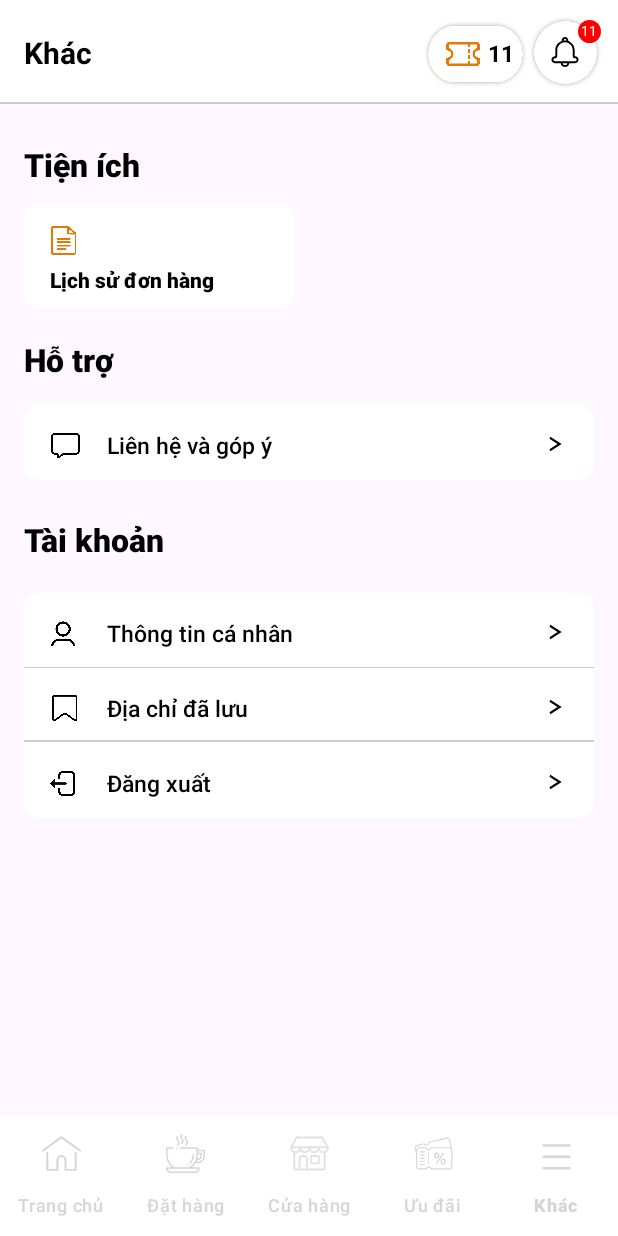
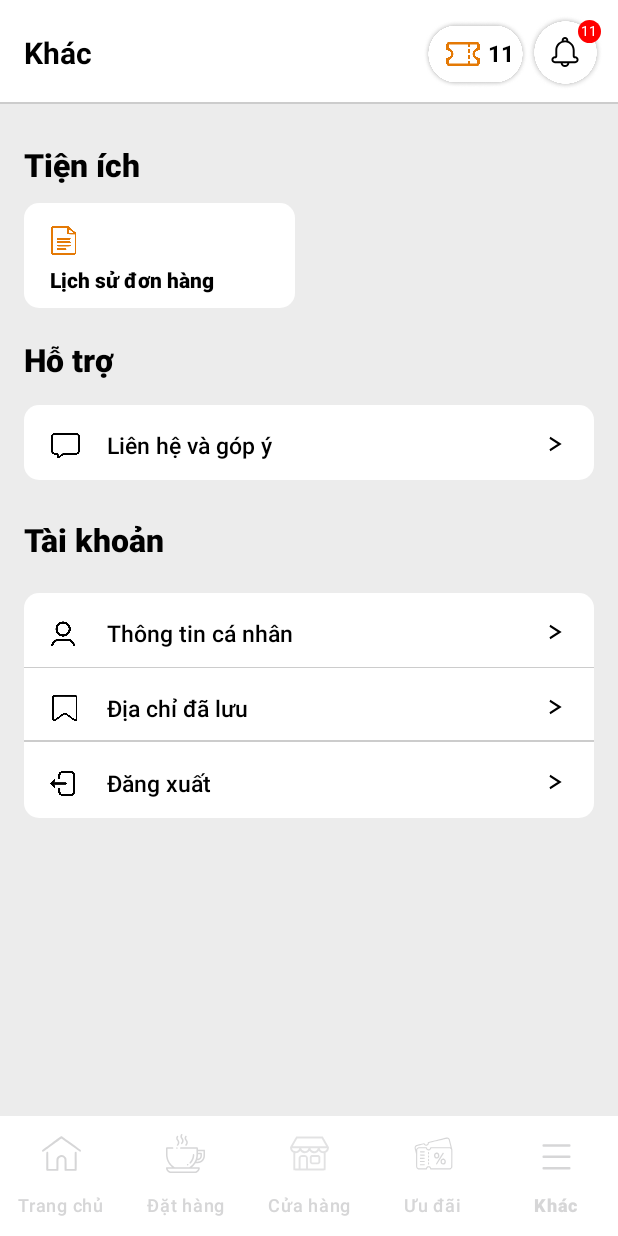
Before and after one commit to bichsonnhat/HachikoCoffee, an Android app: the screen it shows after launch (MainActivity), item 5 of the bottom bar chosen, on a phone screen of 412 x 824 dp. Run offline under Robolectric (Android 15) with nearby library versions, the phone set to English and light mode, and no system bars; our stand-ins replace Firebase (no records; nobody signed in at launch, a user with empty details on screens opened directly), data binding; libraries missing offline, so code that uses them is left out: me.relex.circleindicator; pictures from the network do not load; 3 statements that could not run were skipped.

Commit message:
update manifest and fix theme fragment other

```diff
--- a/app/src/main/res/layout/fragment_other.xml
+++ b/app/src/main/res/layout/fragment_other.xml
@@ -2,11 +2,12 @@
 <layout xmlns:android="http://schemas.android.com/apk/res/android"
     xmlns:app="http://schemas.android.com/apk/res-auto"
     xmlns:tools="http://schemas.android.com/tools"
-    tools:context=".Activity.MainActivity" >
+    tools:context=".Activity.MainActivity">
 
     <RelativeLayout
         android:layout_width="match_parent"
-        android:layout_height="match_parent">
+        android:layout_height="match_parent"
+        android:background="#ECECEC">
 
         <View
             android:id="@+id/first"
@@ -17,8 +18,8 @@
         <View
             android:layout_width="match_parent"
             android:layout_height="1dp"
-            android:background="#CCCCCC"
-            android:layout_marginTop="68dp" />
+            android:layout_marginTop="68dp"
+            android:background="#CCCCCC" />
 
         <TextView
             android:id="@+id/nameTab"
@@ -34,138 +35,140 @@
         <RelativeLayout
             android:layout_width="50dp"
             android:layout_height="50dp"
+            android:layout_alignParentRight="true"
             android:layout_marginTop="10dp"
-            android:layout_alignParentRight="true"
             android:layout_marginRight="10dp">
 
             <Button
-                app:backgroundTint="@null"
                 android:layout_width="match_parent"
                 android:layout_height="match_parent"
-                android:background="@drawable/bg_ic_notification"/>
+                android:background="@drawable/bg_ic_notification"
+                app:backgroundTint="@null" />
 
             <ImageView
                 android:id="@+id/notiBtn_icon"
                 android:layout_width="20dp"
                 android:layout_height="20dp"
+                android:layout_centerInParent="true"
                 android:layout_gravity="center"
                 android:src="@drawable/ic_notification"
                 app:layout_constraintBottom_toBottomOf="parent"
                 app:layout_constraintEnd_toEndOf="parent"
                 app:layout_constraintHorizontal_bias="0.285"
                 app:layout_constraintStart_toStartOf="parent"
-                app:layout_constraintTop_toTopOf="parent"
-                android:layout_centerInParent="true" />
+                app:layout_constraintTop_toTopOf="parent" />
         </RelativeLayout>
 
         <RelativeLayout
             android:layout_width="50dp"
             android:layout_height="50dp"
+            android:layout_alignParentRight="true"
             android:layout_marginTop="10dp"
-            android:layout_alignParentRight="true"
             android:layout_marginRight="10dp">
 
             <ImageView
                 android:layout_width="15dp"
                 android:layout_height="15dp"
+                android:layout_marginLeft="33dp"
                 android:layout_marginTop="3dp"
-                android:layout_marginLeft="33dp"
-                android:background="@drawable/bg_notification"/>
+                android:background="@drawable/bg_notification" />
 
             <TextView
+                android:id="@+id/notBtn_cntFinal"
                 android:layout_width="wrap_content"
                 android:layout_height="wrap_content"
+                android:layout_marginLeft="35dp"
                 android:layout_marginTop="4dp"
-            android:layout_marginLeft="35dp"
-            android:id="@+id/notBtn_cntFinal"
                 android:text="11"
                 android:textColor="@color/white"
-            android:textSize="9sp"/>
+                android:textSize="9sp" />
         </RelativeLayout>
 
         <RelativeLayout
             android:layout_width="70dp"
             android:layout_height="45dp"
+            android:layout_alignParentRight="true"
             android:layout_marginTop="13dp"
-            android:layout_alignParentRight="true"
             android:layout_marginRight="60dp">
 
             <Button
-                app:backgroundTint="@null"
                 android:layout_width="match_parent"
                 android:layout_height="match_parent"
-                android:background="@drawable/bg_ic_voucher"/>
+                android:background="@drawable/bg_ic_voucher"
+                app:backgroundTint="@null" />
+
             <ImageView
                 android:layout_width="25dp"
                 android:layout_height="25dp"
+                android:layout_marginLeft="14dp"
                 android:layout_marginTop="10dp"
-                android:layout_marginLeft="14dp"
                 android:src="@drawable/ic_coupon" />
 
             <TextView
                 android:id="@+id/voucherBtn_count"
                 android:layout_width="wrap_content"
                 android:layout_height="wrap_content"
+                android:layout_marginLeft="43dp"
                 android:layout_marginTop="11dp"
-                android:layout_marginLeft="43dp"
                 android:text="11"
+                android:textColor="@color/black"
                 android:textSize="15sp"
-                android:textColor="@color/black"
-                android:textStyle="bold"/>
+                android:textStyle="bold" />
         </RelativeLayout>
 
         <TextView
             android:layout_width="wrap_content"
             android:layout_height="wrap_content"
+            android:layout_marginLeft="16dp"
             android:layout_marginTop="95dp"
-            android:layout_marginLeft="16dp"
+            android:fontFamily="sans-serif-medium"
             android:text="Tiện ích"
-            android:fontFamily="sans-serif-medium"
+            android:textColor="@color/black"
             android:textSize="21sp"
-            android:textColor="@color/black"
             android:textStyle="bold" />
 
         <RelativeLayout
             android:layout_width="match_parent"
             android:layout_height="70dp"
+            android:layout_marginLeft="16dp"
             android:layout_marginTop="135dp"
-            android:layout_marginLeft="16dp"
             android:layout_marginRight="215dp">
 
             <Button
-                app:backgroundTint="@null"
                 android:layout_width="match_parent"
                 android:layout_height="match_parent"
-                android:background="@drawable/rounded4_rectangle"/>
+                android:background="@drawable/rounded4_rectangle"
+                app:backgroundTint="@null" />
+
             <ImageView
                 android:layout_width="17dp"
                 android:layout_height="19dp"
+                android:layout_marginLeft="17dp"
                 android:layout_marginTop="15dp"
-                android:layout_marginLeft="17dp"
-                android:background="@drawable/ic_orderhistory"/>
+                android:background="@drawable/ic_orderhistory" />
 
             <TextView
                 android:layout_width="wrap_content"
                 android:layout_height="wrap_content"
+                android:layout_marginLeft="17dp"
                 android:layout_marginTop="41dp"
-                android:layout_marginLeft="17dp"
+                android:fontFamily="sans-serif-medium"
                 android:text="Lịch sử đơn hàng"
-                android:fontFamily="sans-serif-medium"
+                android:textColor="@color/black"
                 android:textSize="14sp"
-                android:textColor="@color/black"
-                android:textStyle="bold"/>
+                android:textStyle="bold" />
 
         </RelativeLayout>
 
         <TextView
             android:layout_width="wrap_content"
             android:layout_height="wrap_content"
+            android:layout_marginLeft="16dp"
             android:layout_marginTop="225dp"
-        android:layout_marginLeft="16dp"
+            android:fontFamily="sans-serif-medium"
             android:text="Hỗ trợ"
-        android:fontFamily="sans-serif-medium"
+            android:textColor="@color/black"
             android:textSize="21sp"
-        android:textColor="@color/black"
             android:textStyle="bold" />
 
         <RelativeLayout
@@ -176,48 +179,48 @@
             android:paddingRight="16dp">
 
             <Button
-                app:backgroundTint="@null"
                 android:layout_width="match_parent"
                 android:layout_height="match_parent"
-                android:background="@drawable/rounded4_rectangle"/>
+                android:background="@drawable/rounded4_rectangle"
+                app:backgroundTint="@null" />
 
             <ImageView
                 android:layout_width="19dp"
                 android:layout_height="17dp"
+                android:layout_marginLeft="18dp"
                 android:layout_marginTop="18dp"
-                android:layout_marginLeft="18dp"
-                android:background="@drawable/ic_comment"/>
+                android:background="@drawable/ic_comment" />
 
 
             <TextView
                 android:layout_width="wrap_content"
                 android:layout_height="wrap_content"
+                android:layout_marginLeft="55dp"
                 android:layout_marginTop="16dp"
-                android:layout_marginLeft="55dp"
+                android:fontFamily="sans-serif-medium"
                 android:text="Liên hệ và góp ý"
-                android:fontFamily="sans-serif-medium"
-                android:textSize="15sp"
-                android:textColor="@color/black" />
+                android:textColor="@color/black"
+                android:textSize="15sp" />
 
             <ImageView
                 android:layout_width="15dp"
                 android:layout_height="20dp"
+                android:layout_alignParentRight="true"
                 android:layout_marginTop="16dp"
-                android:layout_alignParentRight="true"
                 android:layout_marginRight="15dp"
-                android:background="@drawable/arrow_right"/>
+                android:background="@drawable/arrow_right" />
 
         </RelativeLayout>
 
         <TextView
             android:layout_width="wrap_content"
             android:layout_height="wrap_content"
+            android:layout_marginLeft="16dp"
             android:layout_marginTop="345dp"
-        android:layout_marginLeft="16dp"
+            android:fontFamily="sans-serif-medium"
             android:text="Tài khoản"
-        android:fontFamily="sans-serif-medium"
+            android:textColor="@color/black"
             android:textSize="21sp"
-        android:textColor="@color/black"
             android:textStyle="bold" />
 
         <RelativeLayout
@@ -232,36 +235,36 @@
                 android:layout_height="50dp">
 
                 <Button
-                    app:backgroundTint="@null"
                     android:layout_width="match_parent"
                     android:layout_height="match_parent"
-                    android:background="@drawable/roundedtop_rectangle"/>
+                    android:background="@drawable/roundedtop_rectangle"
+                    app:backgroundTint="@null" />
 
                 <ImageView
                     android:layout_width="16dp"
                     android:layout_height="17dp"
+                    android:layout_marginLeft="18dp"
                     android:layout_marginTop="18dp"
-                    android:layout_marginLeft="18dp"
-                    android:background="@drawable/ic_info"/>
+                    android:background="@drawable/ic_info" />
 
 
                 <TextView
                     android:layout_width="wrap_content"
                     android:layout_height="wrap_content"
+                    android:layout_marginLeft="55dp"
                     android:layout_marginTop="16dp"
-                    android:layout_marginLeft="55dp"
+                    android:fontFamily="sans-serif-medium"
                     android:text="Thông tin cá nhân"
-                    android:fontFamily="sans-serif-medium"
-                    android:textSize="15sp"
-                    android:textColor="@color/black" />
+                    android:textColor="@color/black"
+                    android:textSize="15sp" />
 
                 <ImageView
                     android:layout_width="15dp"
                     android:layout_height="20dp"
+                    android:layout_alignParentRight="true"
                     android:layout_marginTop="16dp"
-                    android:layout_alignParentRight="true"
                     android:layout_marginRight="15dp"
-                    android:background="@drawable/arrow_right"/>
+                    android:background="@drawable/arrow_right" />
 
                 <View
                     android:layout_width="match_parent"
@@ -275,8 +278,8 @@
             <View
                 android:layout_width="match_parent"
                 android:layout_height="1dp"
-                android:background="#CCCCCC"
-                android:layout_marginTop="49dp" />
+                android:layout_marginTop="49dp"
+                android:background="#CCCCCC" />
 
             <RelativeLayout
                 android:layout_width="match_parent"
@@ -284,44 +287,44 @@
                 android:layout_marginTop="50dp">
 
                 <Button
-                    app:backgroundTint="@null"
                     android:layout_width="match_parent"
                     android:layout_height="match_parent"
-                    android:background="@color/white"/>
+                    android:background="@color/white"
+                    app:backgroundTint="@null" />
 
                 <ImageView
                     android:layout_width="17dp"
                     android:layout_height="17dp"
+                    android:layout_marginLeft="18dp"
                     android:layout_marginTop="18dp"
-                    android:layout_marginLeft="18dp"
-                    android:background="@drawable/ic_save"/>
+                    android:background="@drawable/ic_save" />
 
 
                 <TextView
                     android:layout_width="wrap_content"
                     android:layout_height="wrap_content"
+                    android:layout_marginLeft="55dp"
                     android:layout_marginTop="16dp"
-                    android:layout_marginLeft="55dp"
+                    android:fontFamily="sans-serif-medium"
                     android:text="Địa chỉ đã lưu"
-                    android:fontFamily="sans-serif-medium"
-                    android:textSize="15sp"
-                    android:textColor="@color/black" />
+                    android:textColor="@color/black"
+                    android:textSize="15sp" />
 
                 <ImageView
                     android:layout_width="15dp"
                     android:layout_height="20dp"
+                    android:layout_alignParentRight="true"
                     android:layout_marginTop="16dp"
-                    android:layout_alignParentRight="true"
                     android:layout_marginRight="15dp"
-                    android:background="@drawable/arrow_right"/>
+                    android:background="@drawable/arrow_right" />
 
             </RelativeLayout>
 
             <View
                 android:layout_width="match_parent"
                 android:layout_height="1dp"
-                android:background="#CCCCCC"
-                android:layout_marginTop="98dp" />
+                android:layout_marginTop="98dp"
+                android:background="#CCCCCC" />
 
             <RelativeLayout
                 android:layout_width="match_parent"
@@ -329,36 +332,36 @@
                 android:layout_marginTop="100dp">
 
                 <Button
-                    app:backgroundTint="@null"
                     android:layout_width="match_parent"
                     android:layout_height="match_parent"
-                    android:background="@drawable/roundedbottom_rectangle"/>
+                    android:background="@drawable/roundedbottom_rectangle"
+                    app:backgroundTint="@null" />
 
                 <ImageView
                     android:layout_width="19dp"
                     android:layout_height="19dp"
+                    android:layout_marginLeft="16dp"
                     android:layout_marginTop="17dp"
-                    android:layout_marginLeft="16dp"
-                    android:background="@drawable/ic_logout"/>
+                    android:background="@drawable/ic_logout" />
 
 
                 <TextView
                     android:layout_width="wrap_content"
                     android:layout_height="wrap_content"
+                    android:layout_marginLeft="55dp"
                     android:layout_marginTop="16dp"
-                    android:layout_marginLeft="55dp"
+                    android:fontFamily="sans-serif-medium"
                     android:text="Đăng xuất"
-                    android:fontFamily="sans-serif-medium"
-                    android:textSize="15sp"
-                    android:textColor="@color/black" />
+                    android:textColor="@color/black"
+                    android:textSize="15sp" />
 
                 <ImageView
                     android:layout_width="15dp"
                     android:layout_height="20dp"
+                    android:layout_alignParentRight="true"
                     android:layout_marginTop="16dp"
-                    android:layout_alignParentRight="true"
                     android:layout_marginRight="15dp"
-                    android:background="@drawable/arrow_right"/>
+                    android:background="@drawable/arrow_right" />
 
             </RelativeLayout>
 
```
Also changed, not shown: app/src/main/AndroidManifest.xml (+8 -2 lines). Lines whose indentation alone changed are shown as unchanged.
